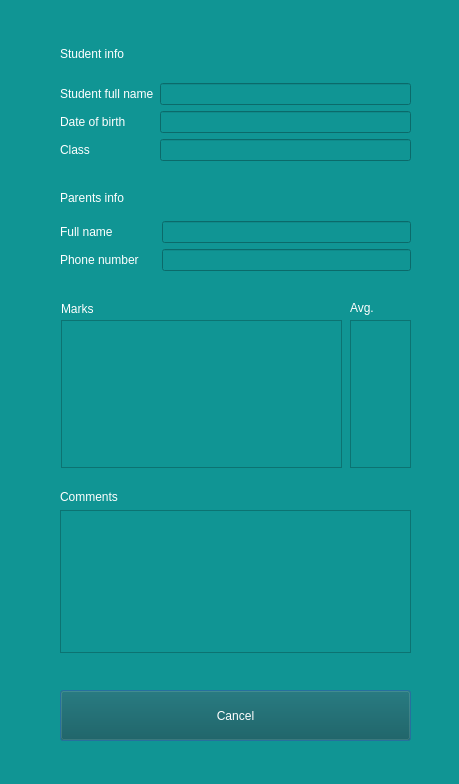
The window that QTcreator/Diary/student_info.ui (albaSANDROS/DIPLOMA-PROJECT.-Multi-user-client-server-application-e-journal) describes before a commit, drawn with Qt 5.
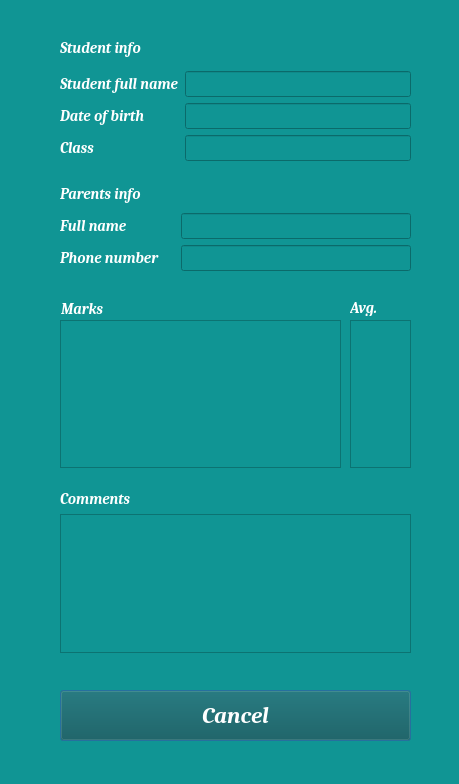
The same window after the commit.

The edit to the form file:
```diff
--- a/QTcreator/Diary/student_info.ui
+++ b/QTcreator/Diary/student_info.ui
@@ -28,6 +28,17 @@
      <height>51</height>
     </rect>
    </property>
+   <property name="font">
+    <font>
+     <family>Cambria</family>
+     <pointsize>17</pointsize>
+     <italic>true</italic>
+     <bold>true</bold>
+    </font>
+   </property>
+   <property name="cursor">
+    <cursorShape>OpenHandCursor</cursorShape>
+   </property>
    <property name="styleSheet">
     <string notr="true">background-color: rgb(29, 35, 35);
 background-color: rgb(9, 83, 82);
@@ -46,6 +57,13 @@
      <height>16</height>
     </rect>
    </property>
+   <property name="font">
+    <font>
+     <family>Cambria</family>
+     <italic>true</italic>
+     <bold>true</bold>
+    </font>
+   </property>
    <property name="text">
     <string/>
    </property>
@@ -59,9 +77,24 @@
      <height>163</height>
     </rect>
    </property>
+   <property name="font">
+    <font>
+     <family>Cambria</family>
+     <italic>true</italic>
+     <bold>true</bold>
+    </font>
+   </property>
    <layout class="QVBoxLayout" name="verticalLayout_8">
     <item>
      <widget class="QLabel" name="comments_label">
+      <property name="font">
+       <font>
+        <family>Cambria</family>
+        <pointsize>11</pointsize>
+        <italic>true</italic>
+        <bold>true</bold>
+       </font>
+      </property>
       <property name="styleSheet">
        <string notr="true">color: rgb(255, 255, 255);</string>
       </property>
@@ -72,6 +105,14 @@
     </item>
     <item>
      <widget class="QTextEdit" name="textEdit_comments">
+      <property name="font">
+       <font>
+        <family>Cambria</family>
+        <pointsize>10</pointsize>
+        <italic>true</italic>
+        <bold>true</bold>
+       </font>
+      </property>
       <property name="styleSheet">
        <string notr="true">color: rgb(255, 255, 255);</string>
       </property>
@@ -91,9 +132,24 @@
      <height>91</height>
     </rect>
    </property>
+   <property name="font">
+    <font>
+     <family>Cambria</family>
+     <italic>true</italic>
+     <bold>true</bold>
+    </font>
+   </property>
    <layout class="QVBoxLayout" name="verticalLayout_5">
     <item>
      <widget class="QLabel" name="parents_info_label">
+      <property name="font">
+       <font>
+        <family>Cambria</family>
+        <pointsize>11</pointsize>
+        <italic>true</italic>
+        <bold>true</bold>
+       </font>
+      </property>
       <property name="styleSheet">
        <string notr="true">color: rgb(255, 255, 255);</string>
       </property>
@@ -108,6 +164,14 @@
        <layout class="QVBoxLayout" name="verticalLayout_4">
         <item>
          <widget class="QLabel" name="parents_fullname_label">
+          <property name="font">
+           <font>
+            <family>Cambria</family>
+            <pointsize>11</pointsize>
+            <italic>true</italic>
+            <bold>true</bold>
+           </font>
+          </property>
           <property name="styleSheet">
            <string notr="true">color: rgb(255, 255, 255);</string>
           </property>
@@ -118,6 +182,14 @@
         </item>
         <item>
          <widget class="QLabel" name="label_6">
+          <property name="font">
+           <font>
+            <family>Cambria</family>
+            <pointsize>11</pointsize>
+            <italic>true</italic>
+            <bold>true</bold>
+           </font>
+          </property>
           <property name="styleSheet">
            <string notr="true">color: rgb(255, 255, 255);</string>
           </property>
@@ -132,6 +204,14 @@
        <layout class="QVBoxLayout" name="verticalLayout_2">
         <item>
          <widget class="QLineEdit" name="lineEdit_parents_fullname">
+          <property name="font">
+           <font>
+            <family>Cambria</family>
+            <pointsize>11</pointsize>
+            <italic>true</italic>
+            <bold>true</bold>
+           </font>
+          </property>
           <property name="styleSheet">
            <string notr="true">color: rgb(255, 255, 255);</string>
           </property>
@@ -142,6 +222,14 @@
         </item>
         <item>
          <widget class="QLineEdit" name="lineEdit_parents_phonenum">
+          <property name="font">
+           <font>
+            <family>Cambria</family>
+            <pointsize>11</pointsize>
+            <italic>true</italic>
+            <bold>true</bold>
+           </font>
+          </property>
           <property name="styleSheet">
            <string notr="true">color: rgb(255, 255, 255);</string>
           </property>
@@ -165,9 +253,24 @@
      <height>131</height>
     </rect>
    </property>
+   <property name="font">
+    <font>
+     <family>Cambria</family>
+     <italic>true</italic>
+     <bold>true</bold>
+    </font>
+   </property>
    <layout class="QVBoxLayout" name="verticalLayout_6">
     <item>
      <widget class="QLabel" name="stud_info_label">
+      <property name="font">
+       <font>
+        <family>Cambria</family>
+        <pointsize>11</pointsize>
+        <italic>true</italic>
+        <bold>true</bold>
+       </font>
+      </property>
       <property name="styleSheet">
        <string notr="true">color: rgb(255, 255, 255);</string>
       </property>
@@ -182,6 +285,14 @@
        <layout class="QVBoxLayout" name="verticalLayout_3">
         <item>
          <widget class="QLabel" name="fullNameSt_label">
+          <property name="font">
+           <font>
+            <family>Cambria</family>
+            <pointsize>11</pointsize>
+            <italic>true</italic>
+            <bold>true</bold>
+           </font>
+          </property>
           <property name="styleSheet">
            <string notr="true">color: rgb(255, 255, 255);</string>
           </property>
@@ -192,6 +303,14 @@
         </item>
         <item>
          <widget class="QLabel" name="date_of_birth_label">
+          <property name="font">
+           <font>
+            <family>Cambria</family>
+            <pointsize>11</pointsize>
+            <italic>true</italic>
+            <bold>true</bold>
+           </font>
+          </property>
           <property name="styleSheet">
            <string notr="true">color: rgb(255, 255, 255);</string>
           </property>
@@ -202,6 +321,14 @@
         </item>
         <item>
          <widget class="QLabel" name="class_label">
+          <property name="font">
+           <font>
+            <family>Cambria</family>
+            <pointsize>11</pointsize>
+            <italic>true</italic>
+            <bold>true</bold>
+           </font>
+          </property>
           <property name="styleSheet">
            <string notr="true">color: rgb(255, 255, 255);</string>
           </property>
@@ -216,6 +343,14 @@
        <layout class="QVBoxLayout" name="verticalLayout">
         <item>
          <widget class="QLineEdit" name="lineEdit_full_name">
+          <property name="font">
+           <font>
+            <family>Cambria</family>
+            <pointsize>11</pointsize>
+            <italic>true</italic>
+            <bold>true</bold>
+           </font>
+          </property>
           <property name="styleSheet">
            <string notr="true">color: rgb(255, 255, 255);</string>
           </property>
@@ -226,6 +361,14 @@
         </item>
         <item>
          <widget class="QLineEdit" name="lineEdit_dateOfBirth">
+          <property name="font">
+           <font>
+            <family>Cambria</family>
+            <pointsize>11</pointsize>
+            <italic>true</italic>
+            <bold>true</bold>
+           </font>
+          </property>
           <property name="styleSheet">
            <string notr="true">color: rgb(255, 255, 255);</string>
           </property>
@@ -236,6 +379,14 @@
         </item>
         <item>
          <widget class="QLineEdit" name="lineEdit_class_num">
+          <property name="font">
+           <font>
+            <family>Cambria</family>
+            <pointsize>11</pointsize>
+            <italic>true</italic>
+            <bold>true</bold>
+           </font>
+          </property>
           <property name="styleSheet">
            <string notr="true">color: rgb(255, 255, 255);</string>
           </property>
@@ -275,6 +426,14 @@
      <height>16</height>
     </rect>
    </property>
+   <property name="font">
+    <font>
+     <family>Cambria</family>
+     <pointsize>11</pointsize>
+     <italic>true</italic>
+     <bold>true</bold>
+    </font>
+   </property>
    <property name="styleSheet">
     <string notr="true">color: rgb(255, 255, 255);</string>
    </property>
@@ -287,10 +446,18 @@
     <rect>
      <x>61</x>
      <y>301</y>
-     <width>32</width>
+     <width>51</width>
      <height>16</height>
     </rect>
    </property>
+   <property name="font">
+    <font>
+     <family>Cambria</family>
+     <pointsize>11</pointsize>
+     <italic>true</italic>
+     <bold>true</bold>
+    </font>
+   </property>
    <property name="styleSheet">
     <string notr="true">color: rgb(255, 255, 255);</string>
    </property>
@@ -301,18 +468,36 @@
   <widget class="QTextEdit" name="textEdit_marks">
    <property name="geometry">
     <rect>
-     <x>61</x>
+     <x>60</x>
      <y>320</y>
      <width>281</width>
      <height>148</height>
     </rect>
    </property>
+   <property name="font">
+    <font>
+     <family>Cambria</family>
+     <pointsize>10</pointsize>
+     <italic>true</italic>
+     <bold>true</bold>
+    </font>
+   </property>
    <property name="styleSheet">
     <string notr="true">color: rgb(255, 255, 255);</string>
    </property>
    <property name="readOnly">
     <bool>true</bool>
    </property>
+   <property name="markdown">
+    <string/>
+   </property>
+   <property name="html">
+    <string>&lt;!DOCTYPE HTML PUBLIC &quot;-//W3C//DTD HTML 4.0//EN&quot; &quot;http://www.w3.org/TR/REC-html40/strict.dtd&quot;&gt;
+&lt;html&gt;&lt;head&gt;&lt;meta name=&quot;qrichtext&quot; content=&quot;1&quot; /&gt;&lt;meta charset=&quot;utf-8&quot; /&gt;&lt;style type=&quot;text/css&quot;&gt;
+p, li { white-space: pre-wrap; }
+&lt;/style&gt;&lt;/head&gt;&lt;body style=&quot; font-family:'Cambria'; font-size:10pt; font-weight:700; font-style:italic;&quot;&gt;
+&lt;p style=&quot;-qt-paragraph-type:empty; margin-top:0px; margin-bottom:0px; margin-left:0px; margin-right:0px; -qt-block-indent:0; text-indent:0px;&quot;&gt;&lt;br /&gt;&lt;/p&gt;&lt;/body&gt;&lt;/html&gt;</string>
+   </property>
   </widget>
  </widget>
  <tabstops>
```
Left out of the diff: 8 changed lines with no effect on the pictures.
